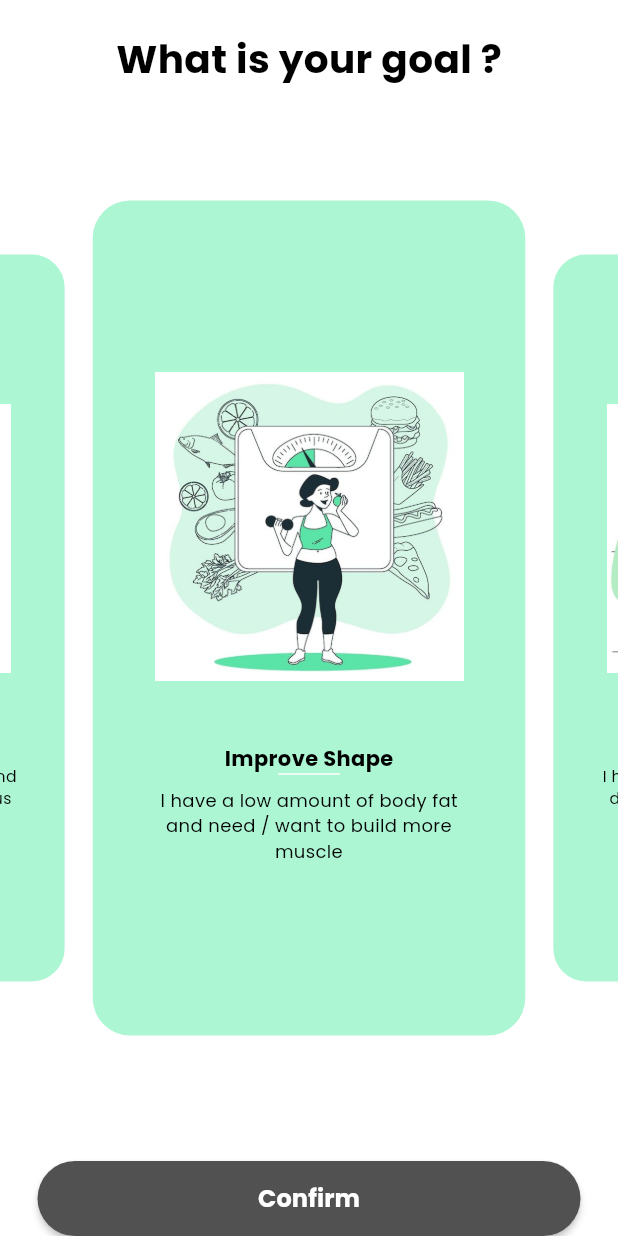
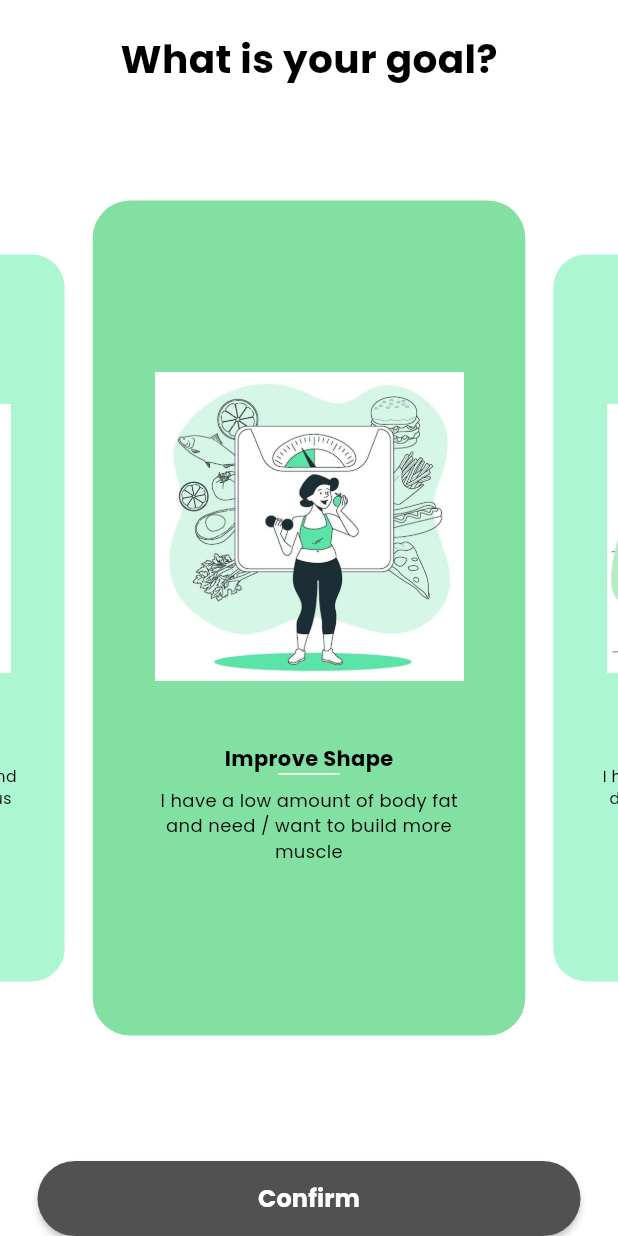
Before and after one commit to rej43/fitrack_new, a Flutter app: the GoalView screen opened directly, on a phone screen of 412 x 824 dp. Run offline on Flutter 3.47's test engine with Material 3 defaults, Android fonts, the phone set to English and light mode, and no system bars; drawn by our look-alikes of carousel_slider; our stand-ins replace animated_toggle_switch, fl_chart, simple_circular_progress_bar, syncfusion_flutter_charts; missing offline and left inert: dotted_dashed_line, simple_animation_progress_bar.

```diff
--- a/lib/view/login/goal_view.dart
+++ b/lib/view/login/goal_view.dart
@@ -14,6 +14,8 @@ class GoalView extends StatefulWidget {
 class _GoalViewState extends State<GoalView> {
   final CarouselSliderController buttonCarouselController =
       CarouselSliderController();
+
+  int selectedIndex = 0;
 
   List goalArr = [
     {
@@ -63,13 +65,24 @@ class _GoalViewState extends State<GoalView> {
         child: Stack(
           children: [
             Center(
-              child: CarouselSlider(
-                items:
-                    goalArr
-                        .map(
-                          (gObj) => Container(
+              child: CarouselSlider.builder(
+                carouselController: buttonCarouselController,
+                itemCount: goalArr.length,
+                itemBuilder: (context, index, realIndex) {
+                  var gObj = goalArr[index];
+                  return GestureDetector(
+                    onTap: () {
+                      setState(() {
+                        selectedIndex = index;
+                      });
+                    },
+                    child: Container(
                       decoration: BoxDecoration(
-                              color: TColor.primaryColor1,
+                        color:
+                            selectedIndex == index
+                                ? TColor
+                                    .primaryColor2 // Highlight selected
+                                : TColor.primaryColor1,
                         borderRadius: BorderRadius.circular(25),
                       ),
                       padding: EdgeInsets.symmetric(
@@ -112,16 +125,19 @@ class _GoalViewState extends State<GoalView> {
                         ),
                       ),
                     ),
-                        )
-                        .toList(),
-                carouselController: buttonCarouselController,
-
+                  );
+                },
                 options: CarouselOptions(
                   autoPlay: false,
                   enlargeCenterPage: true,
                   viewportFraction: 0.7,
                   aspectRatio: 0.74,
-                  initialPage: 0,
+                  initialPage: selectedIndex,
+                  onPageChanged: (index, reason) {
+                    setState(() {
+                      selectedIndex = index;
+                    });
+                  },
                 ),
               ),
             ),
@@ -132,7 +148,7 @@ class _GoalViewState extends State<GoalView> {
                 children: [
                   SizedBox(height: media.width * 0.05),
                   Text(
-                    "What is your goal ?",
+                    "What is your goal?",
                     style: TextStyle(
                       color: TColor.black,
                       fontSize: 26,
--- a/pubspec.yaml
+++ b/pubspec.yaml
@@ -43,6 +43,7 @@ dependencies:
   # Use with the CupertinoIcons class for iOS style icons.
   cupertino_icons: ^1.0.8
   carousel_slider: ^5.1.1
+  http: ^1.4.0
 
 dev_dependencies:
   flutter_test:
```
Also changed, not shown: lib/view/home/activity_traker_view.dart (+13 -1 lines), lib/view/home/calories_view.dart (added, +68 -0 lines), pubspec.lock. Lines whose indentation alone changed are shown as unchanged.
